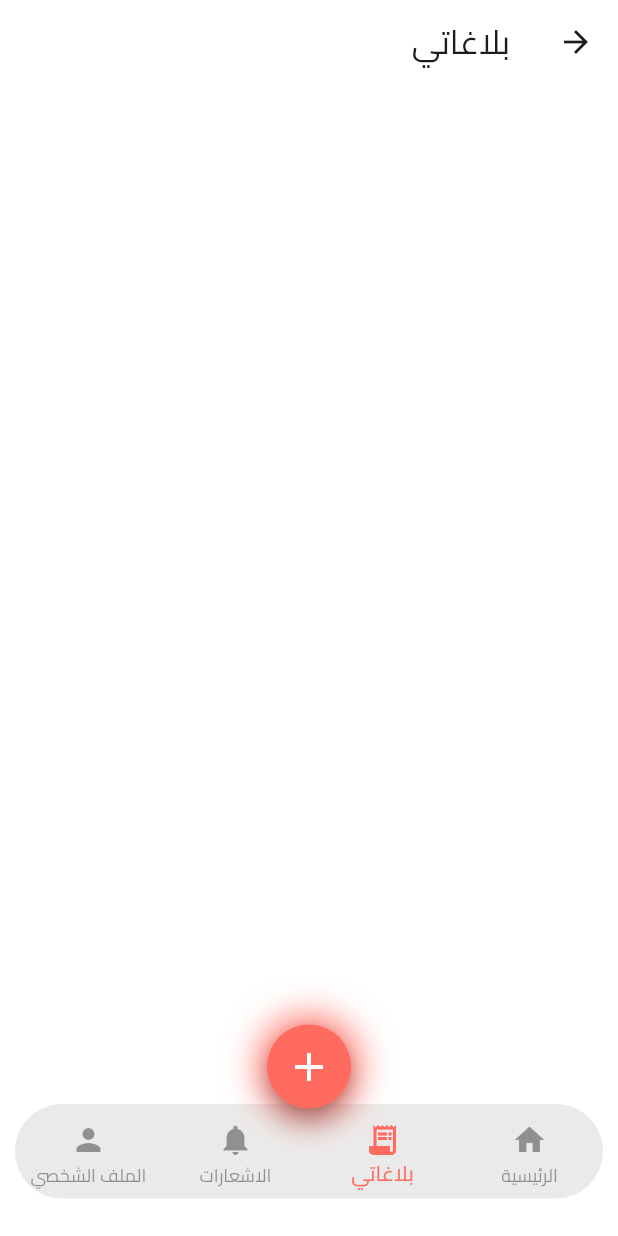
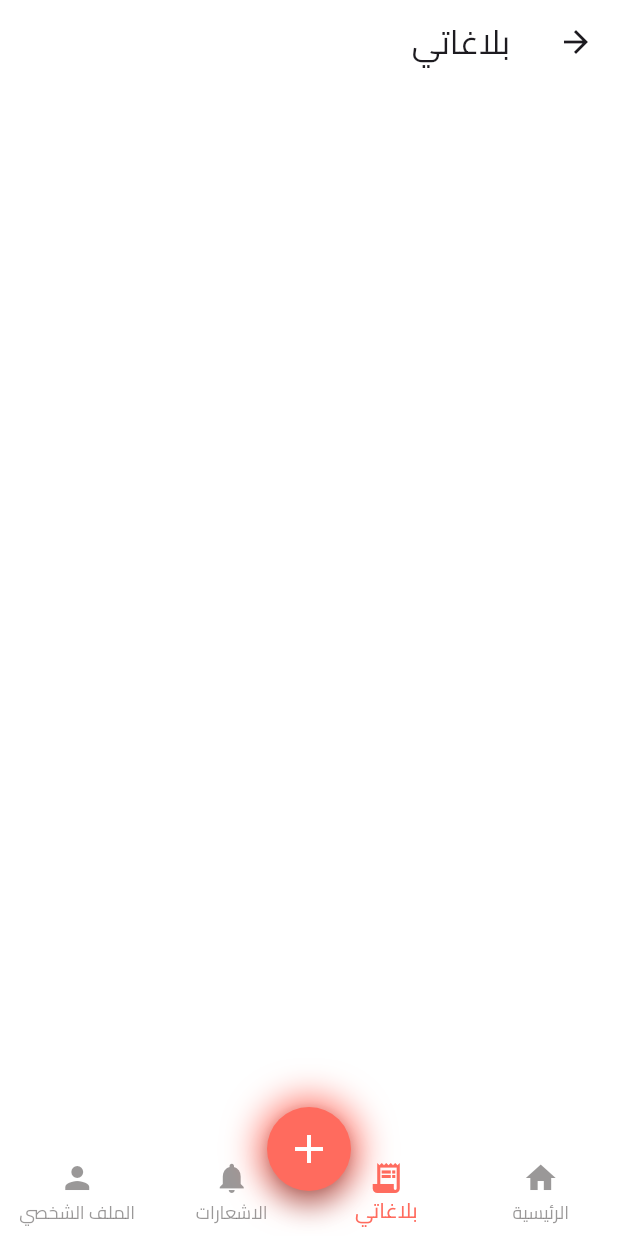
Before and after one commit to mahmoudmohamedemaraa/Team-dpi-, a Flutter app: the MainScreen screen opened directly, item 2 of the bottom bar chosen, on a phone screen of 412 x 824 dp. Run offline on Flutter 3.47's test engine with Material 3 defaults, Android fonts, the phone set to English and light mode, and no system bars; our stand-ins replace awesome_snackbar_content, bloc, cloud_firestore, dartz, firebase_auth, firebase_core and 4 more; accounts and stored records are empty.

Commit message:
update main screen

```diff
--- a/lib/features/auth/presentation/views/widgets/main_screen.dart
+++ b/lib/features/auth/presentation/views/widgets/main_screen.dart
@@ -64,15 +64,6 @@
 
         // 🔸 الشريط السفلي
      bottomNavigationBar: Container(
-      padding: EdgeInsets.only(top: 5,),
-  margin: EdgeInsets.symmetric(horizontal: 10, vertical: 25),
-  decoration: BoxDecoration(
-    color: Color.fromARGB(255, 235, 234, 234) ,
-    borderRadius: BorderRadius.circular(40),
-
-
-  ),
-  child: Container(
        child: ClipRRect(
          borderRadius: BorderRadius.circular(30),
          child: BottomNavigationBar(
@@ -93,7 +84,6 @@
          ),
        ),
      ),
-),
 
 
       ),
```
Lines whose indentation alone changed are shown as unchanged.
